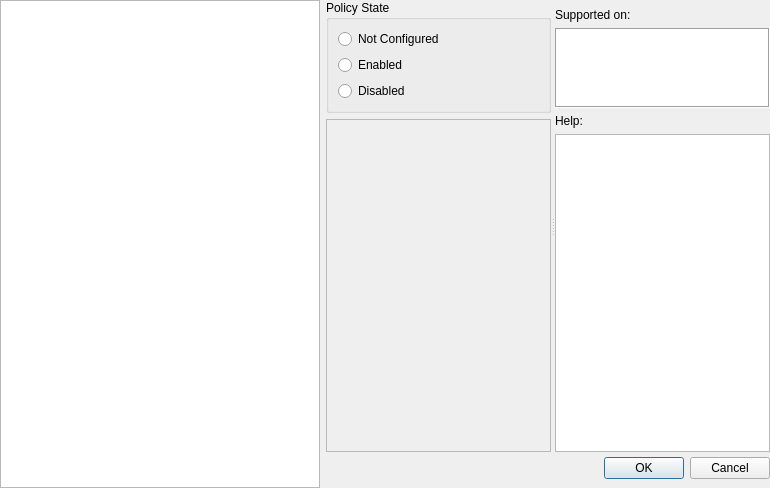
Before: the Qt Designer form src/gui/contentwidget.ui in august-alt/gpui, drawn with Qt 5.
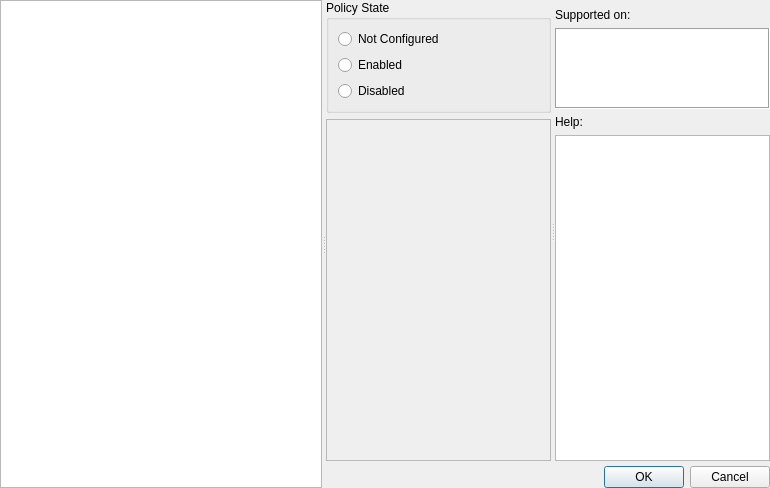
After: the same form once the commit is applied.

Commit message: chore: update splitters in content widget

Diff of the .ui file:
```diff
--- a/src/gui/contentwidget.ui
+++ b/src/gui/contentwidget.ui
@@ -19,7 +19,10 @@
   <property name="windowTitle">
    <string>Form</string>
   </property>
-  <layout class="QHBoxLayout" name="horizontalLayout" stretch="3,1">
+  <layout class="QHBoxLayout" name="horizontalLayout">
+   <property name="spacing">
+    <number>0</number>
+   </property>
    <property name="leftMargin">
     <number>0</number>
    </property>
@@ -33,10 +36,17 @@
     <number>0</number>
    </property>
    <item>
+    <widget class="QSplitter" name="splitter">
+     <property name="orientation">
+      <enum>Qt::Horizontal</enum>
+     </property>
+     <property name="childrenCollapsible">
+      <bool>false</bool>
+     </property>
     <widget class="QListView" name="contentListView">
      <property name="sizePolicy">
       <sizepolicy hsizetype="MinimumExpanding" vsizetype="Expanding">
-       <horstretch>0</horstretch>
+        <horstretch>4</horstretch>
        <verstretch>0</verstretch>
       </sizepolicy>
      </property>
@@ -47,9 +57,13 @@
       </size>
      </property>
     </widget>
-   </item>
-   <item>
     <widget class="QWidget" name="widget" native="true">
+      <property name="sizePolicy">
+       <sizepolicy hsizetype="Preferred" vsizetype="Preferred">
+        <horstretch>1</horstretch>
+        <verstretch>0</verstretch>
+       </sizepolicy>
+      </property>
      <layout class="QGridLayout" name="gridLayout">
       <property name="leftMargin">
        <number>0</number>
@@ -77,7 +91,7 @@
         <widget class="QWidget" name="contentWidget" native="true">
          <property name="sizePolicy">
           <sizepolicy hsizetype="Preferred" vsizetype="Expanding">
-           <horstretch>0</horstretch>
+            <horstretch>4</horstretch>
            <verstretch>0</verstretch>
           </sizepolicy>
          </property>
@@ -152,7 +166,7 @@
         <widget class="QWidget" name="rightContainer" native="true">
          <property name="sizePolicy">
           <sizepolicy hsizetype="Fixed" vsizetype="Preferred">
-           <horstretch>0</horstretch>
+            <horstretch>1</horstretch>
            <verstretch>0</verstretch>
           </sizepolicy>
          </property>
@@ -248,6 +262,7 @@
        </widget>
       </item>
      </layout>
+     </widget>
     </widget>
    </item>
   </layout>
```
Lines whose indentation alone changed are shown as unchanged. The commit also changes 1 other file.
